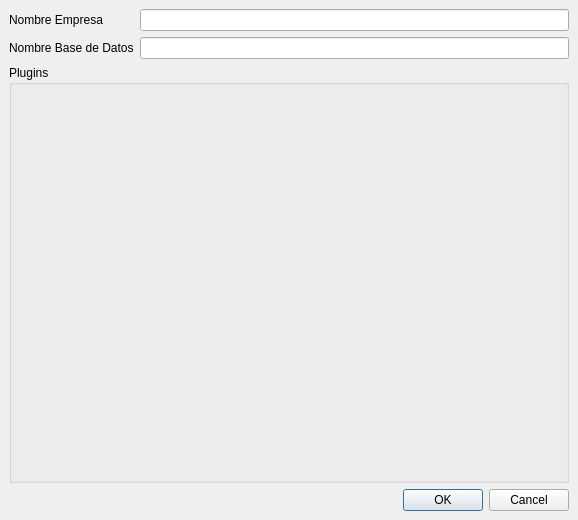
Above: bulmages/bulmasetup/nuevacontabilidadbase.ui from eboladev/Bulmages-1 before the change. Below: the same form after it.
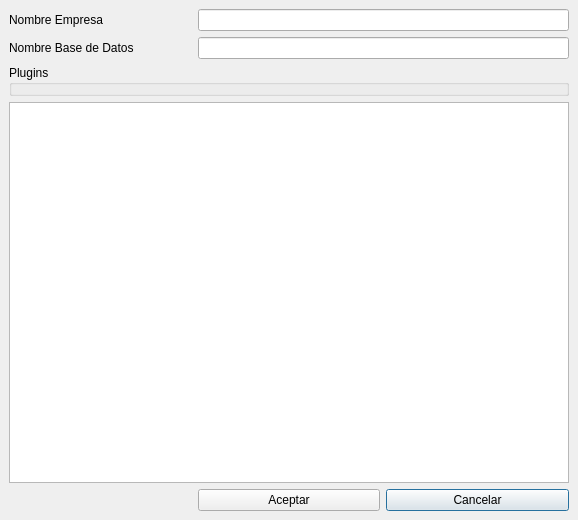
That is the form after the change. Icons and pictures are not drawn.

```diff
--- a/bulmages/bulmasetup/nuevacontabilidadbase.ui
+++ b/bulmages/bulmasetup/nuevacontabilidadbase.ui
@@ -36,39 +36,33 @@
    <property name="spacing" >
     <number>6</number>
    </property>
-   <item row="2" column="0" colspan="2" >
+   <item row="3" column="0" colspan="3" >
+    <widget class="QTextBrowser" name="mui_textBrowser" />
+   </item>
+   <item row="2" column="0" colspan="3" >
     <widget class="QGroupBox" name="groupBox" >
      <property name="title" >
       <string>Plugins</string>
      </property>
     </widget>
    </item>
-   <item row="3" column="0" colspan="2" >
-    <widget class="QDialogButtonBox" name="buttonBox" >
-     <property name="orientation" >
-      <enum>Qt::Horizontal</enum>
+   <item row="4" column="2" >
+    <widget class="QPushButton" name="mui_cancelar" >
+     <property name="text" >
+      <string>Cancelar</string>
      </property>
-     <property name="standardButtons" >
-      <set>QDialogButtonBox::Cancel|QDialogButtonBox::NoButton|QDialogButtonBox::Ok</set>
-     </property>
     </widget>
    </item>
-   <item row="1" column="1" >
-    <widget class="QLineEdit" name="lineEdit_2" />
-   </item>
-   <item row="1" column="0" >
-    <widget class="QLabel" name="label_2" >
-     <property name="whatsThis" >
-      <string>Nombre de la Base de Datos</string>
-     </property>
+   <item row="4" column="1" >
+    <widget class="QPushButton" name="mui_aceptar" >
      <property name="text" >
-      <string>Nombre Base de Datos</string>
+      <string>Aceptar</string>
      </property>
-     <property name="buddy" >
-      <cstring>lineEdit_2</cstring>
-     </property>
     </widget>
    </item>
+   <item row="0" column="1" colspan="2" >
+    <widget class="QLineEdit" name="lineEdit" />
+   </item>
    <item row="0" column="0" >
     <widget class="QLabel" name="label" >
      <property name="whatsThis" >
@@ -82,8 +76,21 @@
      </property>
     </widget>
    </item>
-   <item row="0" column="1" >
-    <widget class="QLineEdit" name="lineEdit" />
+   <item row="1" column="0" >
+    <widget class="QLabel" name="label_2" >
+     <property name="whatsThis" >
+      <string>Nombre de la Base de Datos</string>
+     </property>
+     <property name="text" >
+      <string>Nombre Base de Datos</string>
+     </property>
+     <property name="buddy" >
+      <cstring>lineEdit_2</cstring>
+     </property>
+    </widget>
+   </item>
+   <item row="1" column="1" colspan="2" >
+    <widget class="QLineEdit" name="lineEdit_2" />
    </item>
   </layout>
  </widget>
```
Left out of the diff: 35 changed lines with no effect on the pictures.
